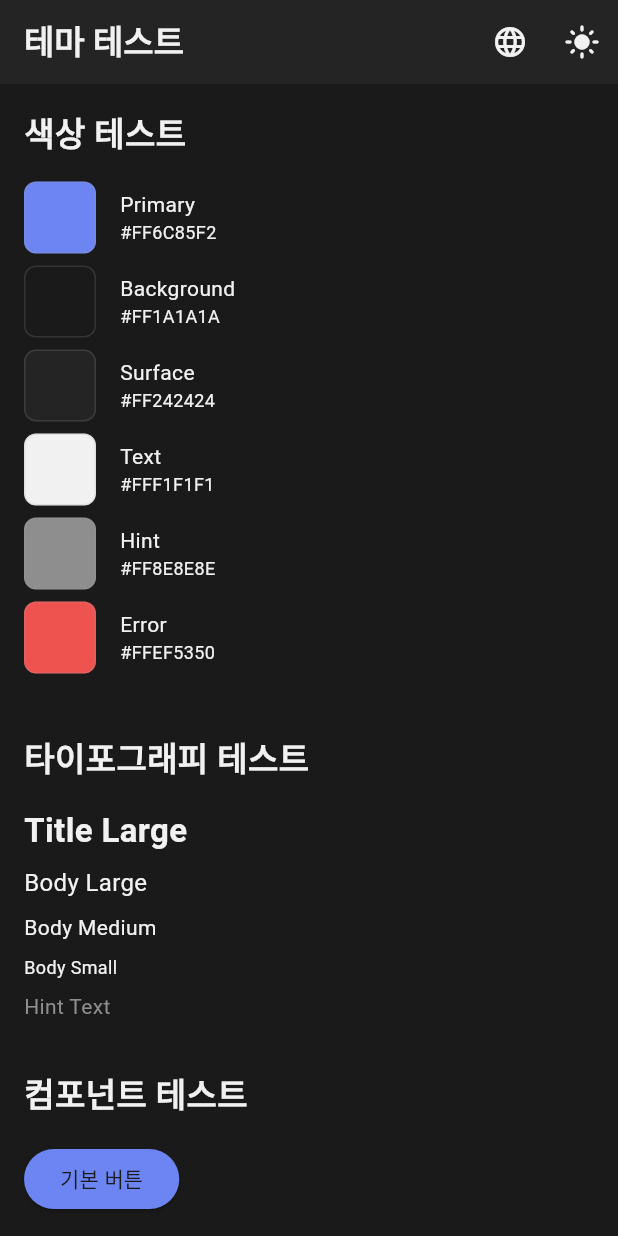
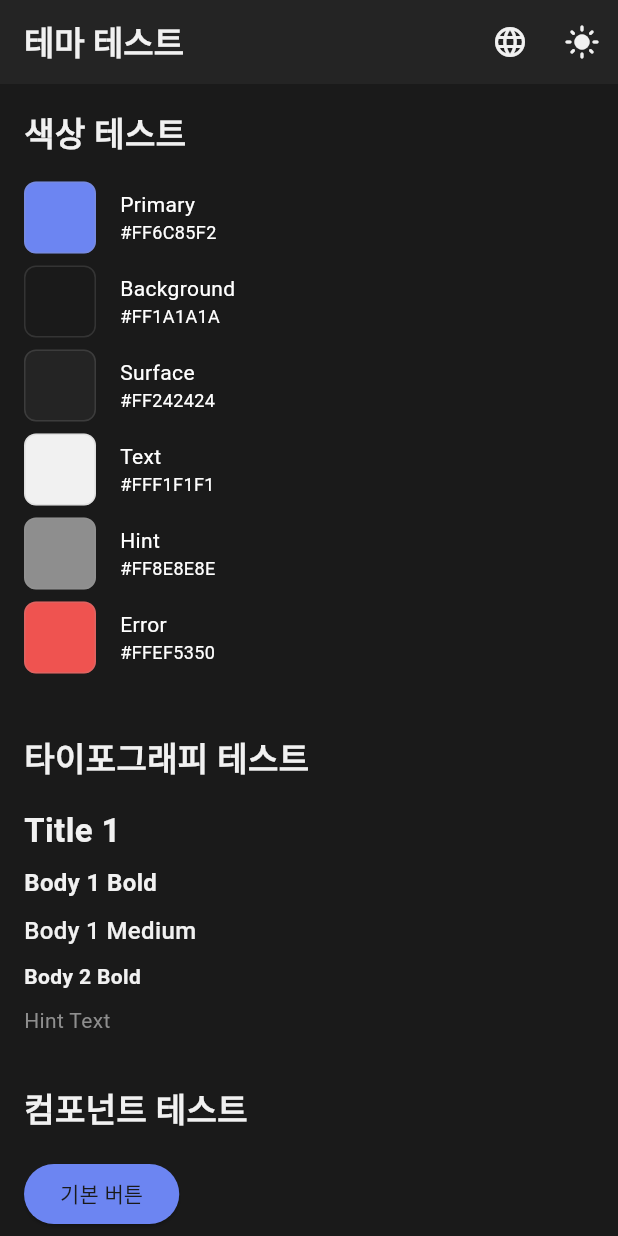
Before and after one commit to dev-gbc/qode, a Flutter app: the screen it shows after launch, after a tap on the "dark mode" icon, on a phone screen of 412 x 824 dp. Run offline on Flutter 3.47's test engine with Material 3 defaults, Android fonts, the phone set to English and light mode, and no system bars; our stand-ins replace flutter_riverpod, riverpod_annotation, shared_preferences; generated files the repository leaves out were written again; Roboto replaces fonts that are missing (Pretendard).

Commit message:
Update: AppFont 개선

```diff
--- a/lib/core/localization/pages/locale_test_page.dart
+++ b/lib/core/localization/pages/locale_test_page.dart
@@ -20,7 +20,7 @@ class LocaleTestPage extends ConsumerWidget {
       backgroundColor: color.background,
       appBar: AppBar(
         backgroundColor: color.surface,
-        title: Text('다국어 테스트', style: font.titleLarge),
+        title: Text('다국어 테스트', style: font.title1),
         actions: [
           // 언어 변경 버튼
           TextButton(
@@ -32,7 +32,7 @@ class LocaleTestPage extends ConsumerWidget {
             },
             child: Text(
               currentLocale.languageCode.toUpperCase(),
-              style: font.bodyMedium.copyWith(color: color.primary),
+              style: font.body1Medium.copyWith(color: color.primary),
             ),
           ),
         ],
@@ -121,9 +121,9 @@ class LocaleTestPage extends ConsumerWidget {
                     child: Column(
                       crossAxisAlignment: CrossAxisAlignment.start,
                       children: [
-                        Text(l10n.appName, style: font.bodyLarge),
+                        Text(l10n.appName, style: font.body1Medium),
                         const SizedBox(height: 8),
-                        Text(l10n.settings, style: font.bodyMedium),
+                        Text(l10n.settings, style: font.body2Medium),
                       ],
                     ),
                   ),
@@ -147,7 +147,7 @@ class LocaleTestPage extends ConsumerWidget {
     return Column(
       crossAxisAlignment: CrossAxisAlignment.start,
       children: [
-        Text(title, style: font.titleLarge),
+        Text(title, style: font.title1),
         const SizedBox(height: 16),
         content,
       ],
@@ -186,12 +186,12 @@ class LocaleTestPage extends ConsumerWidget {
         children: [
           Text(
             'Key: $key',
-            style: font.bodySmall.copyWith(color: color.hint),
+            style: font.body3Medium.copyWith(color: color.hint),
           ),
           const SizedBox(height: 4),
           Text(
             'Value: $value',
-            style: font.bodyMedium,
+            style: font.body3Medium,
           ),
         ],
       ),
--- a/lib/core/theme/foundation/app_font.dart
+++ b/lib/core/theme/foundation/app_font.dart
@@ -1,3 +1,5 @@
+// lib/core/theme/foundation/app_font.dart
+
 part of 'app_theme.dart';
 
 class AppFont {
@@ -5,47 +7,214 @@ class AppFont {
     required this.font,
     required this.textColor,
     required this.hintColor,
+    required this.onPrimaryColor,
   });
 
   final Font font;
   final Color textColor;
   final Color hintColor;
+  final Color onPrimaryColor;
 
-  // 기본 텍스트 스타일
-  TextStyle get bodyLarge => TextStyle(
+  // Display - 큰 제목이나 특별한 강조가 필요한 텍스트
+  TextStyle get display1 => TextStyle(
+        fontFamily: font.name,
+        fontSize: 48,
+        fontWeight: font.bold,
+        color: textColor,
+        height: 1.2,
+      );
+
+  TextStyle get display2 => TextStyle(
+        fontFamily: font.name,
+        fontSize: 40,
+        fontWeight: font.bold,
+        color: textColor,
+        height: 1.2,
+      );
+
+  // Headline - 섹션 제목이나 중요 텍스트
+  TextStyle get headline1 => TextStyle(
+        fontFamily: font.name,
+        fontSize: 32,
+        fontWeight: font.bold,
+        color: textColor,
+        height: 1.3,
+      );
+
+  TextStyle get headline2 => TextStyle(
+        fontFamily: font.name,
+        fontSize: 28,
+        fontWeight: font.bold,
+        color: textColor,
+        height: 1.3,
+      );
+
+  TextStyle get headline3 => TextStyle(
+        fontFamily: font.name,
+        fontSize: 24,
+        fontWeight: font.bold,
+        color: textColor,
+        height: 1.3,
+      );
+
+  // Title - 일반적인 제목
+  TextStyle get title1 => TextStyle(
+        fontFamily: font.name,
+        fontSize: 22,
+        fontWeight: font.semiBold,
+        color: textColor,
+        height: 1.4,
+      );
+
+  TextStyle get title2 => TextStyle(
+        fontFamily: font.name,
+        fontSize: 20,
+        fontWeight: font.semiBold,
+        color: textColor,
+        height: 1.4,
+      );
+
+  TextStyle get title3 => TextStyle(
+        fontFamily: font.name,
+        fontSize: 18,
+        fontWeight: font.semiBold,
+        color: textColor,
+        height: 1.4,
+      );
+
+  // Body - 본문 텍스트
+  TextStyle get body1 => TextStyle(
         fontFamily: font.name,
         fontSize: 16,
         fontWeight: font.regular,
         color: textColor,
+        height: 1.5,
       );
 
-  TextStyle get bodyMedium => TextStyle(
+  TextStyle get body1Medium => body1.copyWith(
+        fontWeight: font.medium,
+      );
+
+  TextStyle get body1SemiBold => body1.copyWith(
+        fontWeight: font.semiBold,
+      );
+
+  TextStyle get body1Bold => body1.copyWith(
+        fontWeight: font.bold,
+      );
+
+  TextStyle get body2 => TextStyle(
         fontFamily: font.name,
         fontSize: 14,
         fontWeight: font.regular,
         color: textColor,
+        height: 1.5,
       );
 
-  TextStyle get bodySmall => TextStyle(
+  TextStyle get body2Medium => body2.copyWith(
+        fontWeight: font.medium,
+      );
+
+  TextStyle get body2SemiBold => body2.copyWith(
+        fontWeight: font.semiBold,
+      );
+
+  TextStyle get body2Bold => body2.copyWith(
+        fontWeight: font.bold,
+      );
+
+  TextStyle get body3 => TextStyle(
         fontFamily: font.name,
         fontSize: 12,
         fontWeight: font.regular,
         color: textColor,
+        height: 1.5,
       );
 
-  // 제목 스타일
-  TextStyle get titleLarge => TextStyle(
-        fontFamily: font.name,
-        fontSize: 22,
-        fontWeight: font.bold,
-        color: textColor,
+  TextStyle get body3Medium => body3.copyWith(
+        fontWeight: font.medium,
       );
 
-  // 힌트 스타일
-  TextStyle get hint => TextStyle(
+  TextStyle get body3SemiBold => body3.copyWith(
+        fontWeight: font.semiBold,
+      );
+
+  TextStyle get body3Bold => body3.copyWith(
+        fontWeight: font.bold,
+      );
+
+  // Caption - 작은 텍스트, 부가 설명
+  TextStyle get caption => TextStyle(
+        fontFamily: font.name,
+        fontSize: 11,
+        fontWeight: font.regular,
+        color: textColor,
+        height: 1.5,
+      );
+
+  TextStyle get captionMedium => caption.copyWith(
+        fontWeight: font.medium,
+      );
+
+  TextStyle get captionSemiBold => caption.copyWith(
+        fontWeight: font.semiBold,
+      );
+
+  // Button 텍스트
+  TextStyle get buttonLarge => TextStyle(
+        fontFamily: font.name,
+        fontSize: 16,
+        fontWeight: font.semiBold,
+        color: onPrimaryColor,
+        height: 1.5,
+      );
+
+  TextStyle get buttonMedium => TextStyle(
+        fontFamily: font.name,
+        fontSize: 14,
+        fontWeight: font.semiBold,
+        color: onPrimaryColor,
+        height: 1.5,
+      );
+
+  TextStyle get buttonSmall => TextStyle(
+        fontFamily: font.name,
+        fontSize: 12,
+        fontWeight: font.semiBold,
+        color: onPrimaryColor,
+        height: 1.5,
+      );
+
+  // Hint 텍스트
+  TextStyle get hintLarge => TextStyle(
+        fontFamily: font.name,
+        fontSize: 16,
+        fontWeight: font.regular,
+        color: hintColor,
+        height: 1.5,
+      );
+
+  TextStyle get hintMedium => TextStyle(
         fontFamily: font.name,
         fontSize: 14,
         fontWeight: font.regular,
         color: hintColor,
+        height: 1.5,
       );
+
+  TextStyle get hintSmall => TextStyle(
+        fontFamily: font.name,
+        fontSize: 12,
+        fontWeight: font.regular,
+        color: hintColor,
+        height: 1.5,
+      );
+
+  // 유틸리티 메소드
+  TextStyle withColor(TextStyle style, Color color) =>
+      style.copyWith(color: color);
+  TextStyle withWeight(TextStyle style, FontWeight weight) =>
+      style.copyWith(fontWeight: weight);
+  TextStyle withSize(TextStyle style, double size) =>
+      style.copyWith(fontSize: size);
 }
--- a/lib/core/theme/pages/theme_test_page.dart
+++ b/lib/core/theme/pages/theme_test_page.dart
@@ -12,14 +12,14 @@ class ThemeTestPage extends ConsumerWidget {
   @override
   Widget build(BuildContext context, WidgetRef ref) {
     final theme = ref.theme;
-    final color = ref.color;
-    final font = ref.font;
+    final color = theme.color;
+    final font = theme.font;
 
     return Scaffold(
       backgroundColor: color.background,
       appBar: AppBar(
         backgroundColor: color.surface,
-        title: Text('테마 테스트', style: font.titleLarge),
+        title: Text('테마 테스트', style: font.title1),
         actions: [
           // 로케일 테스트 페이지 이동 버튼
           IconButton(
@@ -75,15 +75,15 @@ class ThemeTestPage extends ConsumerWidget {
               content: Column(
                 crossAxisAlignment: CrossAxisAlignment.start,
                 children: [
-                  Text('Title Large', style: font.titleLarge),
+                  Text('Title 1', style: font.title1),
                   const SizedBox(height: 8),
-                  Text('Body Large', style: font.bodyLarge),
+                  Text('Body 1 Bold', style: font.body1Bold),
                   const SizedBox(height: 8),
-                  Text('Body Medium', style: font.bodyMedium),
+                  Text('Body 1 Medium', style: font.body1Medium),
                   const SizedBox(height: 8),
-                  Text('Body Small', style: font.bodySmall),
+                  Text('Body 2 Bold', style: font.body2Bold),
                   const SizedBox(height: 8),
-                  Text('Hint Text', style: font.hint),
+                  Text('Hint Text', style: font.hintMedium),
                 ],
               ),
               font: font,
@@ -113,7 +113,7 @@ class ThemeTestPage extends ConsumerWidget {
                   TextField(
                     decoration: InputDecoration(
                       hintText: '텍스트 입력',
-                      hintStyle: font.hint,
+                      hintStyle: font.hintMedium,
                       filled: true,
                       fillColor: color.surface,
                       border: OutlineInputBorder(
@@ -134,9 +134,9 @@ class ThemeTestPage extends ConsumerWidget {
                     child: Column(
                       crossAxisAlignment: CrossAxisAlignment.start,
                       children: [
-                        Text('카드 타이틀', style: font.bodyLarge),
+                        Text('카드 타이틀', style: font.body1Medium),
                         const SizedBox(height: 8),
-                        Text('카드 내용', style: font.bodyMedium),
+                        Text('카드 내용', style: font.body2Medium),
                       ],
                     ),
                   ),
@@ -160,7 +160,7 @@ class ThemeTestPage extends ConsumerWidget {
     return Column(
       crossAxisAlignment: CrossAxisAlignment.start,
       children: [
-        Text(title, style: font.titleLarge),
+        Text(title, style: font.title1),
         const SizedBox(height: 16),
         content,
       ],
--- a/lib/core/theme/theme/dark_theme.dart
+++ b/lib/core/theme/theme/dark_theme.dart
@@ -7,21 +7,22 @@ class DarkTheme implements AppTheme {
   static final DarkTheme _instance = DarkTheme._internal();
   factory DarkTheme() => _instance;
   DarkTheme._internal() {
-    _color = AppColor(
-      background: const Color(0xFF1A1A1A),
-      surface: const Color(0xFF242424),
-      text: const Color(0xFFF1F1F1),
-      hint: const Color(0xFF8E8E8E),
-      primary: const Color(0xFF6C85F2),
-      onPrimary: const Color(0xFF1A1A1A),
-      error: const Color(0xFFEF5350),
-      onError: const Color(0xFF1A1A1A),
+    _color = const AppColor(
+      background: Color(0xFF1A1A1A),
+      surface: Color(0xFF242424),
+      text: Color(0xFFF1F1F1),
+      hint: Color(0xFF8E8E8E),
+      primary: Color(0xFF6C85F2),
+      onPrimary: Color(0xFF1A1A1A),
+      error: Color(0xFFEF5350),
+      onError: Color(0xFF1A1A1A),
     );
 
     _font = AppFont(
       font: const Pretendard(),
       textColor: _color.text,
       hintColor: _color.hint,
+      onPrimaryColor: _color.onPrimary,
     );
   }
 
@@ -49,11 +50,12 @@ class DarkTheme implements AppTheme {
           onError: _color.onError,
           surface: _color.surface,
         ),
-        textTheme: TextTheme(
-          bodyLarge: _font.bodyLarge,
-          bodyMedium: _font.bodyMedium,
-          bodySmall: _font.bodySmall,
-          titleLarge: _font.titleLarge,
-        ),
+
+        // textTheme: TextTheme(
+        //   bodyLarge: _font.bodyLarge,
+        //   bodyMedium: _font.bodyMedium,
+        //   bodySmall: _font.bodySmall,
+        //   titleLarge: _font.titleLarge,
+        // ),
       );
 }
--- a/lib/core/theme/theme/light_theme.dart
+++ b/lib/core/theme/theme/light_theme.dart
@@ -7,14 +7,14 @@ class LightTheme implements AppTheme {
   static final LightTheme _instance = LightTheme._internal();
   factory LightTheme() => _instance;
   LightTheme._internal() {
-    _color = AppColor(
+    _color = const AppColor(
       background: Colors.white,
-      surface: const Color(0xFFF8F9FD),
-      text: const Color(0xFF2B2B2B),
-      hint: const Color(0xFF9BA1B3),
-      primary: const Color(0xFF4F6AF0),
+      surface: Color(0xFFF8F9FD),
+      text: Color(0xFF2B2B2B),
+      hint: Color(0xFF9BA1B3),
+      primary: Color(0xFF4F6AF0),
       onPrimary: Colors.white,
-      error: const Color(0xFFE53935),
+      error: Color(0xFFE53935),
       onError: Colors.white,
     );
 
@@ -22,6 +22,7 @@ class LightTheme implements AppTheme {
       font: const Pretendard(),
       textColor: _color.text,
       hintColor: _color.hint,
+      onPrimaryColor: _color.onPrimary,
     );
   }
 
@@ -49,11 +50,11 @@ class LightTheme implements AppTheme {
           onError: _color.onError,
           surface: _color.surface,
         ),
-        textTheme: TextTheme(
-          bodyLarge: _font.bodyLarge,
-          bodyMedium: _font.bodyMedium,
-          bodySmall: _font.bodySmall,
-          titleLarge: _font.titleLarge,
-        ),
+        // textTheme: TextTheme(
+        //   bodyLarge: _font.bodyLarge,
+        //   bodyMedium: _font.bodyMedium,
+        //   bodySmall: _font.bodySmall,
+        //   titleLarge: _font.titleLarge,
+        // ),
       );
 }
```
